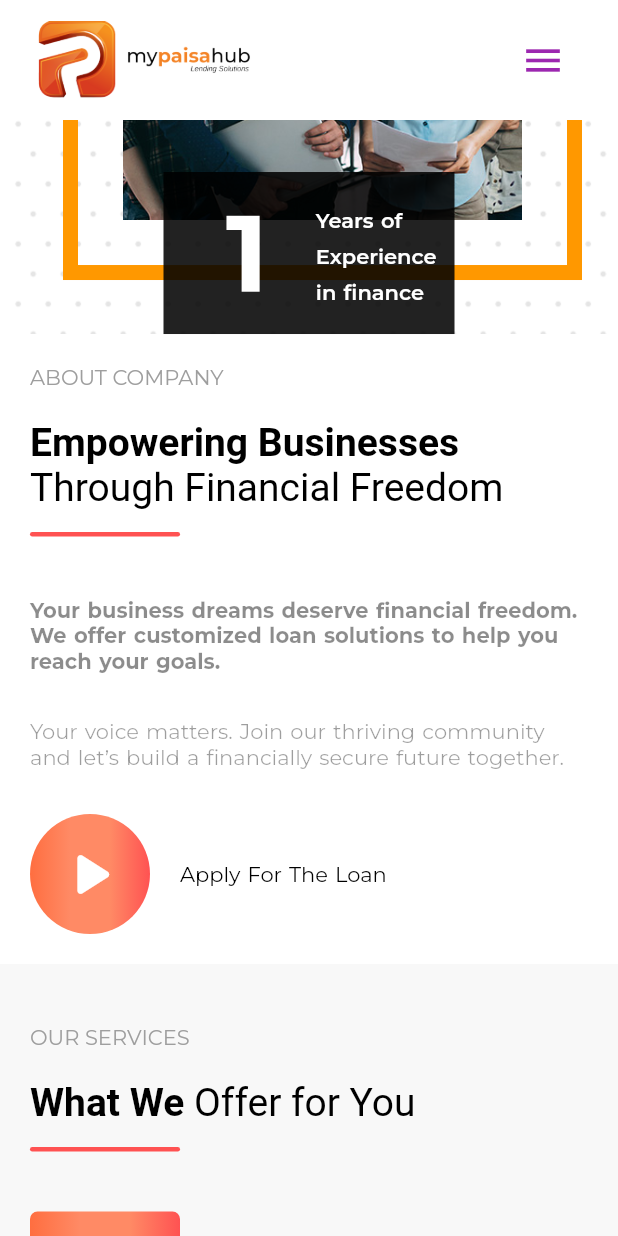
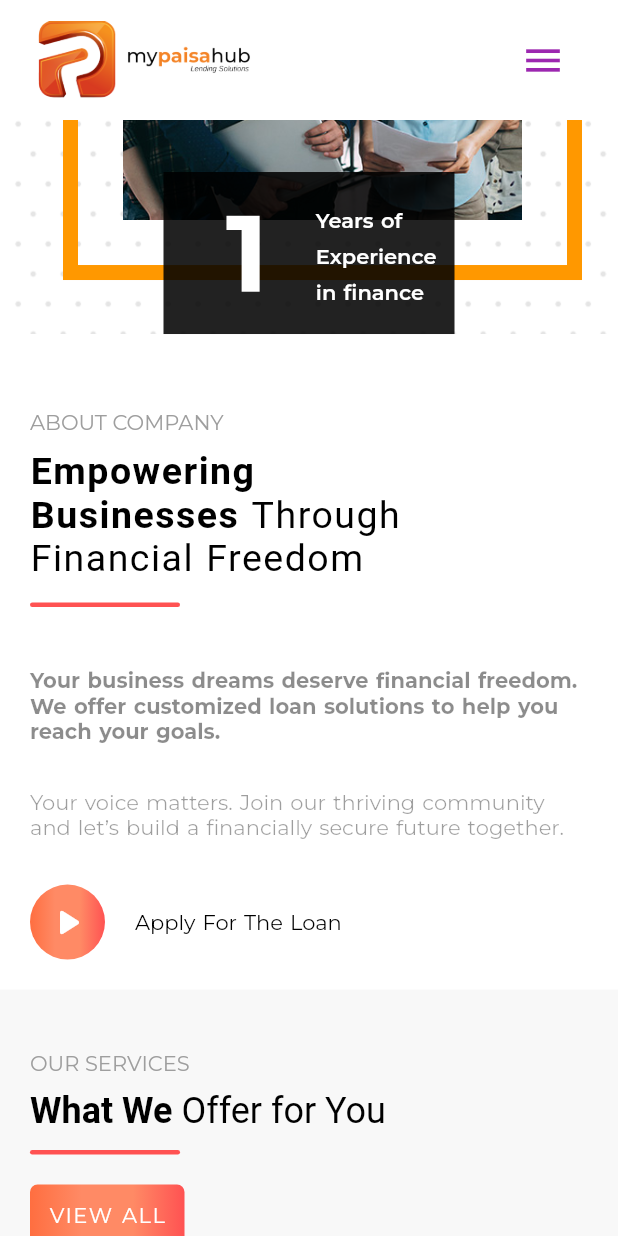
Before and after one commit to rounakraj03/loan-flutter, a Flutter app: the screen it shows after launch, scrolled down 576 dp, on a phone screen of 412 x 824 dp. Run offline on Flutter 3.47's test engine with Material 2 defaults, Android fonts, the phone set to English and light mode, and no system bars; our stand-ins replace carousel_slider, dio, dots_indicator, google_fonts, google_maps_flutter, visibility_detector; missing offline and left inert: flutter_faq.

```diff
--- a/lib/pages/home.dart
+++ b/lib/pages/home.dart
@@ -49,6 +49,7 @@ class _HomePageState extends State<HomePage> {
                           ) : Column(
                           children: [
                             HomeTwoWidget(),
+                            SizedBox(height: 30,),
                             HomeThreeWidget(),
                           ],
                         ),
--- a/lib/widgets/customElevatedButton.dart
+++ b/lib/widgets/customElevatedButton.dart
@@ -122,7 +122,9 @@ class _CustomWhiteElevatedButtonState extends State<CustomWhiteElevatedButton> {
 class CustomCircularElevatedButton extends StatefulWidget {
   Widget child;
   VoidCallback onPressed;
-  CustomCircularElevatedButton({super.key, required this.child, required this.onPressed});
+  double? height;
+  double? width;
+  CustomCircularElevatedButton({super.key, this.width, this.height, required this.child, required this.onPressed});
 
   @override
   State<CustomCircularElevatedButton> createState() => _CustomCircularElevatedButtonState();
@@ -163,8 +165,8 @@ class _CustomCircularElevatedButtonState extends State<CustomCircularElevatedBut
       },
       child: AnimatedContainer(
         duration: Duration(milliseconds: 300),
-        width: 80,
-        height: 80,
+        width: widget.width ?? 80,
+        height: widget.height ?? 80,
         decoration: BoxDecoration(
           shape: BoxShape.circle,
             gradient: LinearGradient(
--- a/lib/widgets/emi_calculator.dart
+++ b/lib/widgets/emi_calculator.dart
@@ -262,11 +262,12 @@ class _EmiCalculatorWidgetState extends State<EmiCalculatorWidget> {
                   height: 300,
                   child: Image.asset(Assets.sliderGirlImage5, fit: BoxFit.cover,)),
               Container(
-                padding: EdgeInsets.symmetric(vertical: 35, horizontal: 20),
+                padding: EdgeInsets.symmetric(vertical: 20, horizontal: 20),
                 color: Color(0xff323232),
+                // color: Color(0xffffffff),
                 child: RichText(
                   text: TextSpan(
-                      style: TextStyle(color: Colors.white, fontWeight: FontWeight.w600, fontSize: 24, wordSpacing: 2),
+                      style: TextStyle(color: Colors.white, fontWeight: FontWeight.w600, fontSize: 20, wordSpacing: 2, height: 1.7),
                       children: [
                         TextSpan(text:"Unlocking New Possibilities in Your " ),
                         TextSpan(text:" Life and Business ", style: TextStyle(color: Colors.redAccent, fontWeight: FontWeight.normal)),
--- a/lib/widgets/homeWidgets.dart
+++ b/lib/widgets/homeWidgets.dart
@@ -447,14 +447,17 @@ class HomeThreeWidget extends StatelessWidget {
                   Text("ABOUT COMPANY", style: TextStyle(color: Colors.grey),),
                 ],
               ),
-              SizedBox(height: 20,),
-              RichText(
-                text: TextSpan(
-                    style: TextStyle(color: Colors.black, fontSize: 26),
-                    children: [
-                      TextSpan(text: "Empowering Businesses ", style: TextStyle(fontWeight: FontWeight.bold)),
-                      TextSpan(text: "Through Financial Freedom"),
-                    ]
+              SizedBox(height: 10,),
+              SizedBox(
+                width: width/1.5,
+                child: RichText(
+                  text: TextSpan(
+                      style: TextStyle(color: Colors.black, fontSize: 25, wordSpacing: 1, letterSpacing: 1),
+                      children: [
+                        TextSpan(text: "Empowering Businesses ", style: TextStyle(fontWeight: FontWeight.bold)),
+                        TextSpan(text: "Through Financial Freedom"),
+                      ]
+                  ),
                 ),
               ),
               SizedBox(height: 5,),
@@ -469,7 +472,8 @@ class HomeThreeWidget extends StatelessWidget {
                 mainAxisAlignment: MainAxisAlignment.start,
                 children: [
                   CustomCircularElevatedButton(
-                      child: Icon(Icons.play_arrow_rounded, color: Colors.white, size: 50,),
+                    height: 50,width: 50,
+                      child: Icon(Icons.play_arrow_rounded, color: Colors.white, size: 30,),
                       onPressed: () {
                         Provider.of<NavBarProvider>(context, listen: false).changeNavBarIndexValue(2);
                         Navigator.of(context).pushNamed('/apply-now');
@@ -501,6 +505,7 @@ class _HomeFourWidgetState extends State<HomeFourWidget> {
 
   @override
   Widget build(BuildContext context) {
+    double width = MediaQuery.of(context).size.width;
     return LayoutBuilder(
       builder: (context, constraints) {
         if(constraints.maxWidth > Constants.desktop_view) {
@@ -614,20 +619,20 @@ class _HomeFourWidgetState extends State<HomeFourWidget> {
                     Text("OUR SERVICES", style: TextStyle(color: Colors.grey),),
                   ],
                 ),
-                SizedBox(height: 20,),
+                SizedBox(height: 10,),
                 RichText(
                   text: TextSpan(
-                      style: TextStyle(color: Colors.black, fontSize: 26),
+                      style: TextStyle(color: Colors.black, fontSize: 24),
                       children: [
                         TextSpan(text: "What We ",style: TextStyle(fontWeight: FontWeight.bold)),
                         TextSpan(text: "Offer for You"),
                       ]
                   ),
                 ),
-                SizedBox(height: 5,),
+                SizedBox(height: 2,),
                 UnderLineWidget(height: 3, width: 100,),
-                SizedBox(height: 30,),
-                CustomElevatedButton(child: "VIEW ALL", onPressed: (){
+                SizedBox(height: 10,),
+                CustomElevatedButton(child: "VIEW ALL", width: width*0.25, height: 40,onPressed: (){
                   Provider.of<NavBarProvider>(context, listen: false).changeNavBarIndexValue(1);
                   Navigator.of(context).pushNamed('/about-loan');
                 }),
```
